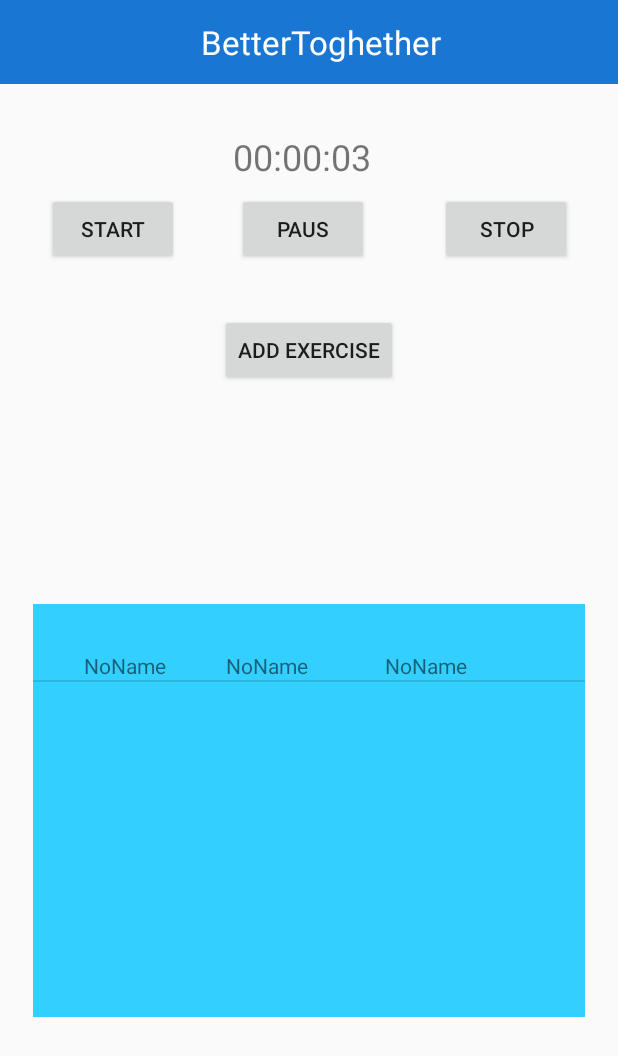
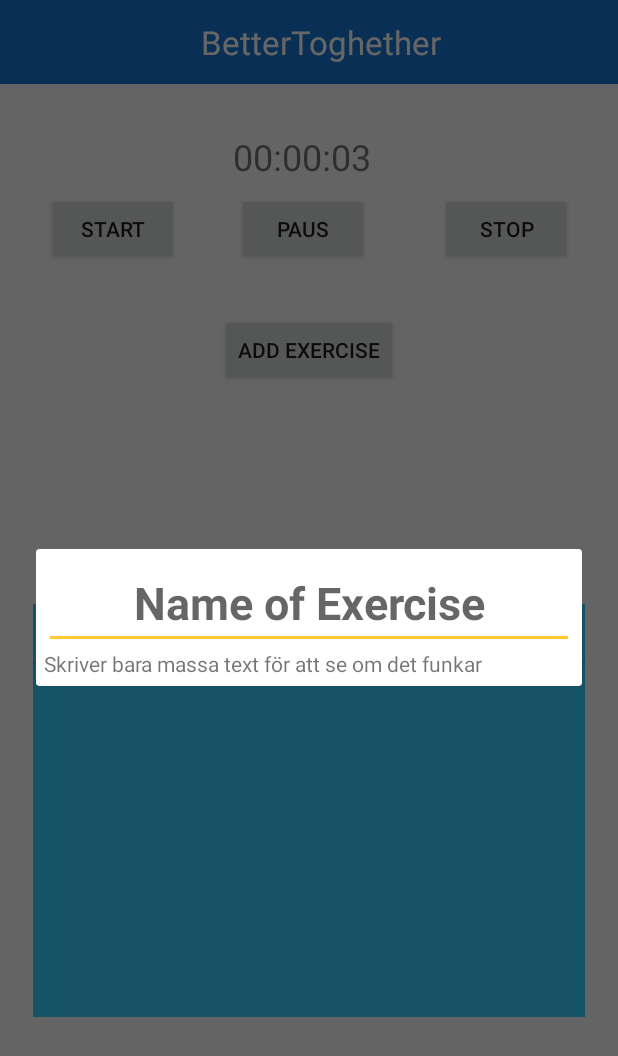
Before and after one commit to rebeccafinne/TraningsApp, an Android app: the TrainingActivity screen opened directly, with no data from a screen before it, after a tap on "ADD EXERCISE", on a phone screen of 412 x 824 dp. Shown: the top 1056 px of the screen. Run offline under Robolectric (Android 15) with nearby library versions, the phone set to English and light mode, and no system bars; 3 other taps on this screen came first.

Commit message:
working dialog

```diff
--- a/TrainingApp/app/src/main/java/kandidat/trainingapp/TrainingActivity.java
+++ b/TrainingApp/app/src/main/java/kandidat/trainingapp/TrainingActivity.java
@@ -1,6 +1,7 @@
 package kandidat.trainingapp;
 
 import android.content.Context;
+import android.support.v7.app.AlertDialog;
 import android.support.v7.app.AppCompatActivity;
 import android.os.Bundle;
 import android.view.View;
@@ -119,10 +120,21 @@ public class TrainingActivity extends AppCompatActivity {
         btnAddExercise.setOnClickListener(new View.OnClickListener() {
             @Override
             public void onClick(View view) {
-                workout.addExercise();
+                AlertDialog.Builder mBuilder = new AlertDialog.Builder(TrainingActivity.this);
+                View mView = getLayoutInflater().inflate(R.layout.dialog_exercise, null);
+                TextView mExerciseHeader = mView.findViewById(R.id.ex_name);
+                TextView mGarbageText = mView.findViewById(R.id.textView10);
+
+                workout.addExercise(); //TODO what if each exercise have their own textview from the beginning?
+
+                mBuilder.setView(mView);
+                AlertDialog exerciseDialog = mBuilder.create();
+                exerciseDialog.show();
+
                 adapter.notifyDataSetChanged();
                 Toast.makeText(getApplicationContext(), "Klickade Add Exercise", Toast.LENGTH_SHORT).show(); //TODO remove when working
-            }
+             }
+
         });
 
     }
@@ -158,14 +170,14 @@ public class TrainingActivity extends AppCompatActivity {
         public View getView(int i, View view, ViewGroup viewGroup) {
             view = getLayoutInflater().inflate(R.layout.costum_layout, null);
 
-            TextView repsView = view.findViewById(R.id.text_reps);
+     //       TextView repsView = view.findViewById(R.id.text_reps);
             TextView setsView = view.findViewById(R.id.text_sets);
-            TextView weightView = view.findViewById(R.id.text_weight);
+   //         TextView weightView = view.findViewById(R.id.text_weight);
 
             if ( workout.getExercise(i) != null) {
-                repsView.setText(workout.getExercise(i).getName());
+ //               repsView.setText(workout.getExercise(i).getName());
                 setsView.setText(workout.getExercise(i).getName());
-                weightView.setText(workout.getExercise(i).getName());
+ //               weightView.setText(workout.getExercise(i).getName());
             }
 
             return view;
--- a/TrainingApp/app/src/main/res/layout/costum_layout.xml
+++ b/TrainingApp/app/src/main/res/layout/costum_layout.xml
@@ -1,5 +1,5 @@
 <?xml version="1.0" encoding="utf-8"?>
-<RelativeLayout xmlns:android="http://schemas.android.com/apk/res/android"
+<LinearLayout xmlns:android="http://schemas.android.com/apk/res/android"
     xmlns:app="http://schemas.android.com/apk/res-auto"
     android:layout_width="match_parent"
     android:layout_height="match_parent">
@@ -10,25 +10,69 @@
         android:layout_height="wrap_content"
         android:layout_alignParentStart="true"
         android:layout_alignParentTop="true"
-        android:layout_marginStart="34dp"
-        android:layout_marginTop="31dp"
+        android:layout_marginStart="8dp"
+        android:layout_marginTop="8dp"
+        android:text="TextView"
+        android:textSize="18sp" />
+
+    <LinearLayout
+        android:layout_width="match_parent"
+        android:layout_height="wrap_content"
+        android:orientation="vertical">
+
+        <LinearLayout
+            android:layout_width="match_parent"
+            android:layout_height="wrap_content"
+            android:orientation="horizontal">
+
+            <TextView
+                android:id="@+id/textView4"
+                android:layout_width="wrap_content"
+                android:layout_height="wrap_content"
+                android:layout_weight="1"
                 android:text="TextView" />
 
             <TextView
-        android:id="@+id/text_reps"
+                android:id="@+id/textView5"
                 android:layout_width="wrap_content"
                 android:layout_height="wrap_content"
-        android:layout_alignTop="@+id/text_sets"
-        android:layout_marginStart="40dp"
-        android:layout_toEndOf="@+id/text_sets"
+                android:layout_weight="1"
                 android:text="TextView" />
 
             <TextView
-        android:id="@+id/text_weight"
+                android:id="@+id/textView6"
                 android:layout_width="wrap_content"
                 android:layout_height="wrap_content"
-        android:layout_alignBottom="@+id/text_reps"
-        android:layout_marginStart="51dp"
-        android:layout_toEndOf="@+id/text_reps"
+                android:layout_weight="1"
                 android:text="TextView" />
-</RelativeLayout>
+        </LinearLayout>
+
+        <LinearLayout
+            android:layout_width="match_parent"
+            android:layout_height="wrap_content"
+            android:orientation="horizontal">
+
+            <TextView
+                android:id="@+id/textView7"
+                android:layout_width="wrap_content"
+                android:layout_height="wrap_content"
+                android:layout_weight="1"
+                android:text="TextView" />
+
+            <TextView
+                android:id="@+id/textView8"
+                android:layout_width="wrap_content"
+                android:layout_height="wrap_content"
+                android:layout_weight="1"
+                android:text="TextView" />
+
+            <TextView
+                android:id="@+id/textView9"
+                android:layout_width="wrap_content"
+                android:layout_height="wrap_content"
+                android:layout_weight="1"
+                android:text="TextView" />
+        </LinearLayout>
+    </LinearLayout>
+
+</LinearLayout>
--- /dev/null
+++ b/TrainingApp/app/src/main/res/layout/dialog_exercise.xml
@@ -0,0 +1,26 @@
+<?xml version="1.0" encoding="utf-8"?>
+<LinearLayout xmlns:android="http://schemas.android.com/apk/res/android"
+    android:layout_width="match_parent"
+    android:layout_height="match_parent"
+    android:orientation="vertical"
+    android:padding="5dp">
+
+    <EditText
+        android:id="@+id/ex_name"
+        android:ems="10"
+        android:inputType="textPersonName"
+        android:layout_width="match_parent"
+        android:layout_height="wrap_content"
+        android:hint="@string/name_of_exercise"
+        android:textAlignment="center"
+        android:textSize="30sp"
+        android:textStyle="bold" />
+
+    <TextView
+        android:id="@+id/textView10"
+        android:layout_width="match_parent"
+        android:layout_height="wrap_content"
+        android:text="Skriver bara massa text för att se om det funkar" />
+
+
+</LinearLayout>
--- a/TrainingApp/app/src/main/res/values/strings.xml
+++ b/TrainingApp/app/src/main/res/values/strings.xml
@@ -55,6 +55,9 @@
     <string name="add_ex">Add exercise</string>
     <string name="add_wrkout">Add Workout</string>
 
+    <string name="ex_name">Exercise name</string>
+    <string name="name_of_exercise">Name of Exercise</string>
+
     <!-- Exercise names -->
     <string-array name="exercises">
         <item>Pull Ups</item>
```
Lines whose indentation alone changed are shown as unchanged.
